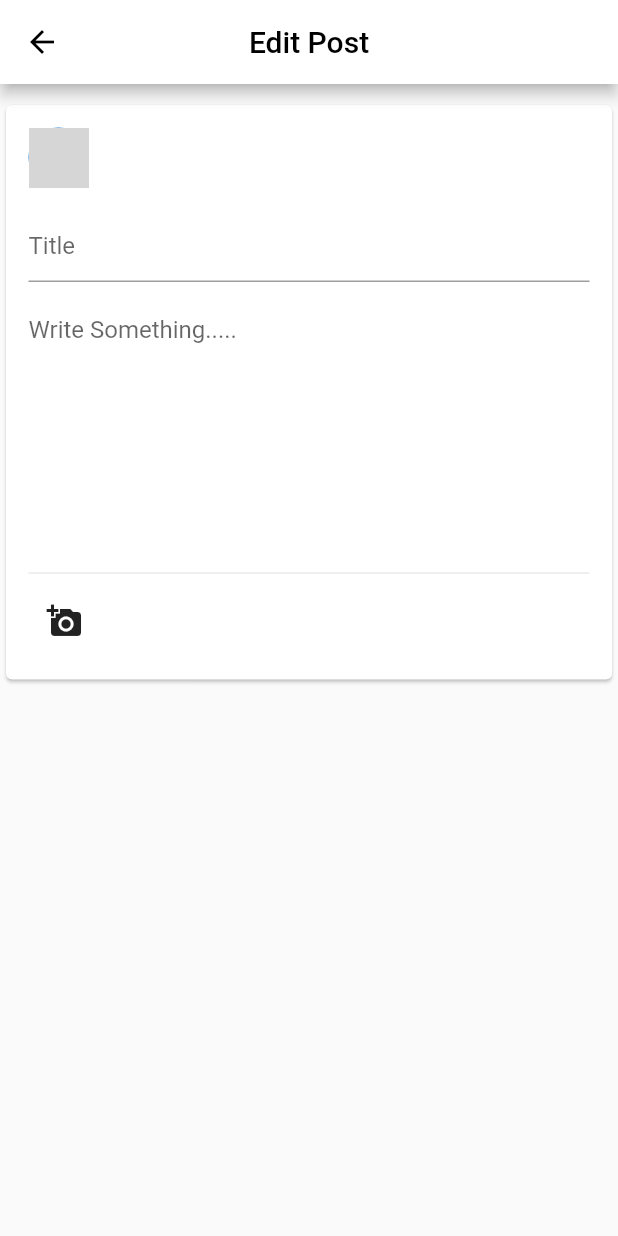
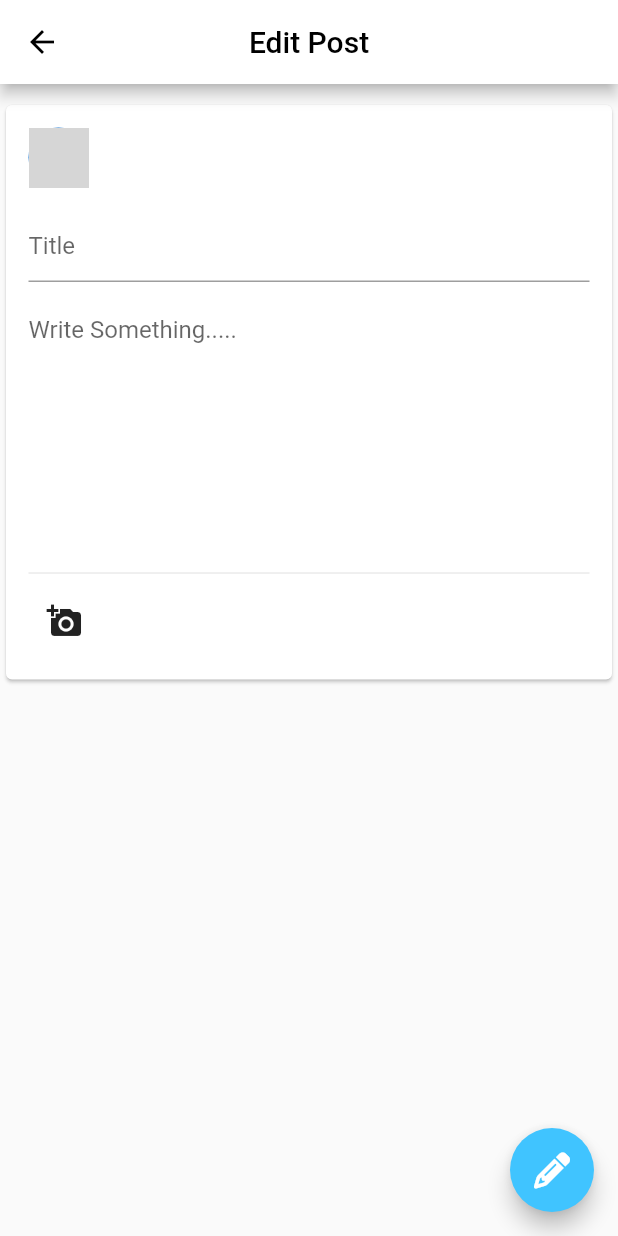
Before and after one commit to danieltefera08/porter, a Flutter app: the Mobeditpost screen opened directly, on a phone screen of 412 x 824 dp. Run offline on Flutter 3.47's test engine with Material 2 defaults, Android fonts, the phone set to English and light mode, and no system bars; our stand-ins replace cloud_firestore, firebase_auth, firebase_core, firebase_storage, flutter_spinkit, font_awesome_flutter and 3 more; accounts and stored records are empty; network calls fail; statements that could not run were skipped; grey boxes are pictures that could not be loaded.

Commit message:
Edit post mobile version

```diff
--- a/lib/Screens/Home/Mobilepages/Meditpost.dart
+++ b/lib/Screens/Home/Mobilepages/Meditpost.dart
@@ -1,4 +1,5 @@
 import 'package:flutter/material.dart';
+import 'package:font_awesome_flutter/font_awesome_flutter.dart';
 import 'package:image_picker/image_picker.dart';
 import 'package:provider/provider.dart';
 
@@ -188,6 +189,13 @@ _detail.text=widget.snap['detail'];
             ),
           )
       ),
+      floatingActionButton: FloatingActionButton(
+        backgroundColor: Colors.lightBlueAccent,
+        onPressed: (){},
+        child: FaIcon(
+            FontAwesomeIcons.pencil
+        ),
+      ),
     );
   }
 }
```
